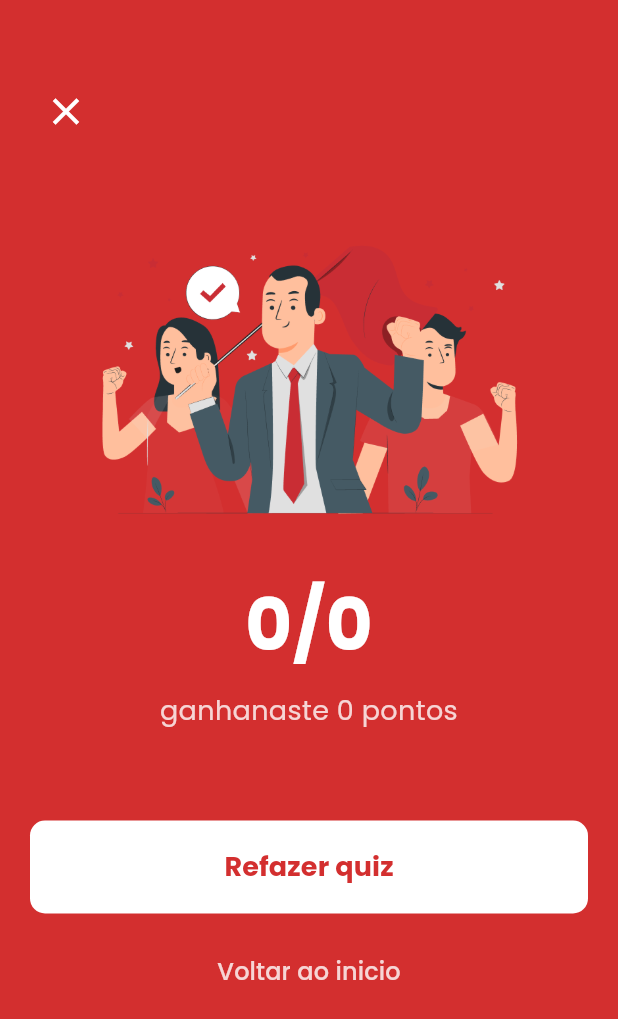
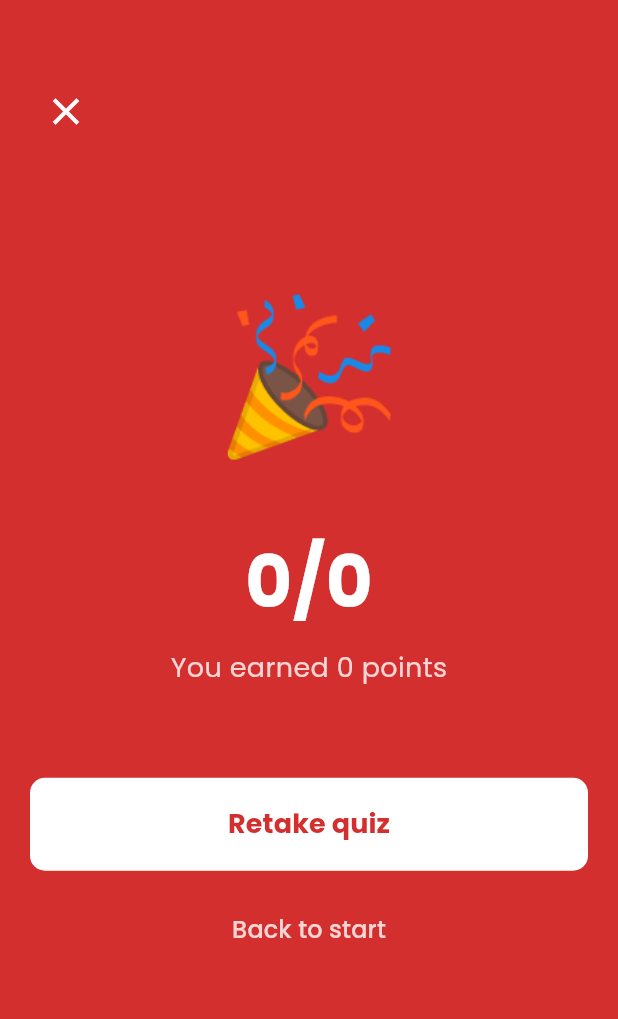
Before and after one commit to tjsweetblack/mapaZZZTeam, a Flutter app: the QuizResultScreen screen opened directly with empty values, on a phone screen of 412 x 824 dp. Shown: the top 1019 px of the screen. Run offline on Flutter 3.47's test engine with Material 3 defaults, Android fonts, the phone set to English and light mode, and no system bars; our stand-ins replace awesome_dialog, cached_network_image, camera, cloud_firestore, device_preview, firebase_auth and 17 more; missing offline and left inert: flutter_inappwebview; accounts and stored records are empty; statements that could not run were skipped.

Commit message:
fixed result languange

```diff
--- a/lib/screens/quiz/result_quiz.dart
+++ b/lib/screens/quiz/result_quiz.dart
@@ -19,28 +19,18 @@ class MapZzzPage extends StatelessWidget {
   }
 }
 
-class MalariaQuizScreen extends StatelessWidget {
-  const MalariaQuizScreen({super.key});
-
-  @override
-  Widget build(BuildContext context) {
-    return Scaffold(
-      appBar: AppBar(title: Text('Quiz Screen')),
-      body: Center(child: Text('Malaria Quiz')),
-    );
-  }
-}
-
 class QuizResultScreen extends StatefulWidget {
   final int correctAnswersCount;
   final int totalQuestions;
   final int totalPointsEarned;
+  final String languageCode;
 
   const QuizResultScreen({
     super.key,
     required this.correctAnswersCount,
     required this.totalQuestions,
     required this.totalPointsEarned,
+    required this.languageCode,
   });
 
   @override
@@ -48,10 +38,36 @@ class QuizResultScreen extends StatefulWidget {
 }
 
 class _QuizResultScreenState extends State<QuizResultScreen> {
+  // A map to hold all the translations with a placeholder for points.
+  static final Map<String, Map<String, String>> _localizedStrings = {
+    'en': {
+      'points_earned_text': 'You earned {points} points',
+      'retake_quiz_button': 'Retake quiz',
+      'back_to_start_button': 'Back to start',
+    },
+    'pt': {
+      'points_earned_text': 'ganhaste {points} pontos',
+      'retake_quiz_button': 'Refazer quiz',
+      'back_to_start_button': 'Voltar ao início',
+    },
+    'ja': {
+      'points_earned_text': '{points} ポイントを獲得しました',
+      'retake_quiz_button': 'クイズをやり直す',
+      'back_to_start_button': '最初に戻る',
+    },
+  };
+
   @override
   void initState() {
     super.initState();
     _updateUserPoints(widget.totalPointsEarned);
+  }
+
+  // Modified to handle the point interpolation dynamically.
+  String _getTranslatedString(String key) {
+    final language = _localizedStrings[widget.languageCode] ?? _localizedStrings['en']!;
+    final String baseString = language[key] ?? key;
+    return baseString.replaceFirst('{points}', widget.totalPointsEarned.toString());
   }
 
   Future<void> _updateUserPoints(int pointsToAdd) async {
@@ -62,8 +78,7 @@ class _QuizResultScreenState extends State<QuizResultScreen> {
     }
 
     try {
-      final userDocRef =
-          FirebaseFirestore.instance.collection('users').doc(user.uid);
+      final userDocRef = FirebaseFirestore.instance.collection('users').doc(user.uid);
 
       await FirebaseFirestore.instance.runTransaction((transaction) async {
         final userDoc = await transaction.get(userDocRef);
@@ -87,8 +102,7 @@ class _QuizResultScreenState extends State<QuizResultScreen> {
 
         transaction.update(userDocRef, {'points': newTotalPoints});
 
-        print(
-            'User ${user.uid} points updated: $currentPoints + $pointsToAdd = $newTotalPoints');
+        print('User ${user.uid} points updated: $currentPoints + $pointsToAdd = $newTotalPoints');
       }).catchError((error) {
         print('Transaction failed: $error');
       });
@@ -99,6 +113,8 @@ class _QuizResultScreenState extends State<QuizResultScreen> {
 
   @override
   Widget build(BuildContext context) {
+    final translatedStrings = _getTranslatedString;
+
     return Scaffold(
       backgroundColor: Colors.red[700], // Full screen red background
       body: Stack(
@@ -110,8 +126,7 @@ class _QuizResultScreenState extends State<QuizResultScreen> {
             child: IconButton(
               icon: const Icon(Icons.close, color: Colors.white, size: 30),
               onPressed: () {
-                Navigator.of(context).popUntil(
-                    (route) => route.isFirst); // Go back to main screen
+                Navigator.of(context).popUntil((route) => route.isFirst); // Go back to main screen
               },
             ),
           ),
@@ -121,13 +136,10 @@ class _QuizResultScreenState extends State<QuizResultScreen> {
               child: Column(
                 mainAxisAlignment: MainAxisAlignment.center,
                 children: <Widget>[
-                  // Image/Illustration at the top
-                  Image.asset(
-                    'assets/images/sucess.png', // Replace with your actual asset path
-                    // If you don't have this asset, use a placeholder:
-                    // Image.network('https://placehold.co/300x200/FF0000/FFFFFF?text=Quiz+Result'),
-                    height: 200, // Adjust height as needed
-                    fit: BoxFit.contain,
+                  // Placeholder for the success image
+                  const Text(
+                    '🎉',
+                    style: TextStyle(fontSize: 100),
                   ),
                   const SizedBox(height: 30.0),
 
@@ -142,19 +154,18 @@ class _QuizResultScreenState extends State<QuizResultScreen> {
                   ),
                   const SizedBox(height: 10.0),
 
-                  // Points earned text
+                  // Points earned text (now localized)
                   Text(
-                    'ganhanaste ${widget.totalPointsEarned} pontos',
+                    translatedStrings('points_earned_text'),
                     textAlign: TextAlign.center,
                     style: TextStyle(
                       fontSize: 18.0,
-                      color: Colors.white
-                          .withOpacity(0.8), // Slightly transparent white
+                      color: Colors.white.withOpacity(0.8), // Slightly transparent white
                     ),
                   ),
                   const SizedBox(height: 60.0),
 
-                  // "Refazer quiz" Button
+                  // "Refazer quiz" Button (now localized)
                   SizedBox(
                     width: double.infinity,
                     child: ElevatedButton(
@@ -163,39 +174,39 @@ class _QuizResultScreenState extends State<QuizResultScreen> {
                         Navigator.pushReplacement(
                           context,
                           MaterialPageRoute(
-                              builder: (context) => const QuizScreen()),
+                            builder: (context) => const QuizScreen(),
+                          ),
                         );
                       },
                       style: ElevatedButton.styleFrom(
                         backgroundColor: Colors.white, // White background
                         padding: const EdgeInsets.symmetric(vertical: 18),
                         shape: RoundedRectangleBorder(
-                          borderRadius:
-                              BorderRadius.circular(10.0), // Rounded corners
+                          borderRadius: BorderRadius.circular(10.0), // Rounded corners
                         ),
                         elevation: 0, // No shadow for this button
                       ),
                       child: Text(
-                        'Refazer quiz',
+                        translatedStrings('retake_quiz_button'),
                         style: TextStyle(
-                            color: Colors.red[700],
-                            fontSize: 18,
-                            fontWeight: FontWeight.bold),
+                          color: Colors.red[700],
+                          fontSize: 18,
+                          fontWeight: FontWeight.bold,
+                        ),
                       ),
                     ),
                   ),
                   const SizedBox(height: 15.0),
 
-                  // "Voltar ao inicio" text button
+                  // "Voltar ao inicio" text button (now localized)
                   TextButton(
                     onPressed: () {
                       Navigator.of(context).popUntil((route) => route.isFirst);
                     },
                     child: Text(
-                      'Voltar ao inicio',
+                      translatedStrings('back_to_start_button'),
                       style: TextStyle(
-                        color: Colors.white
-                            .withOpacity(0.8), // Slightly transparent white
+                        color: Colors.white.withOpacity(0.8), // Slightly transparent white
                         fontSize: 16,
                       ),
                     ),
```
Also changed, not shown: lib/screens/quiz/quiz_page.dart (+9 -8 lines).
